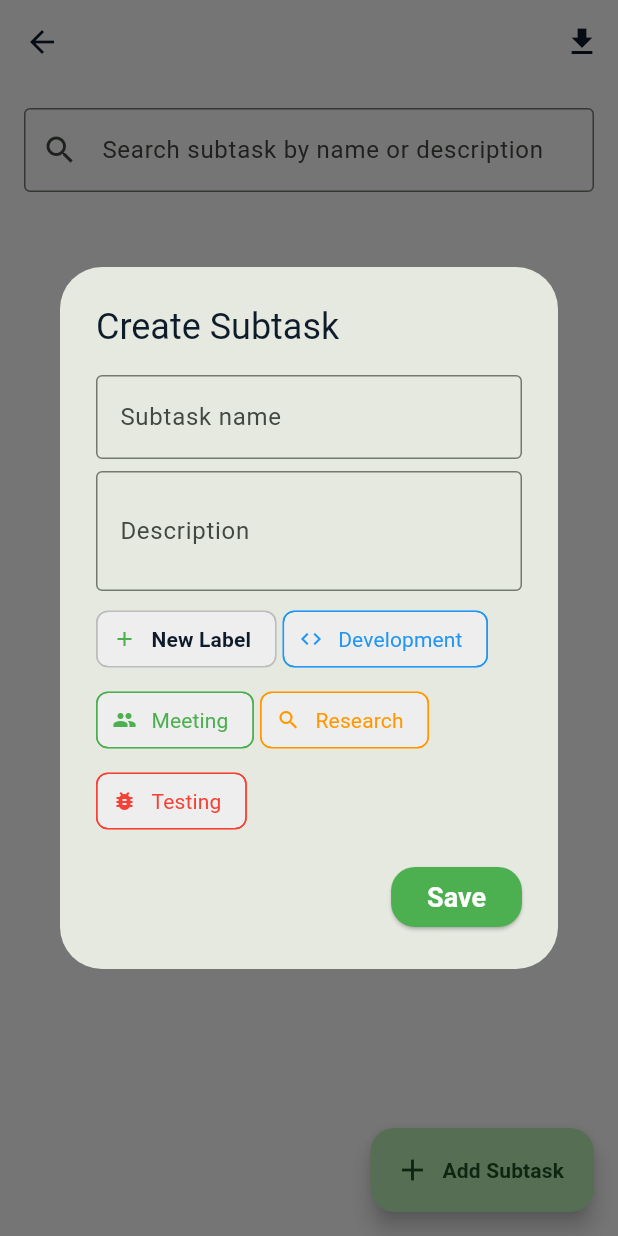
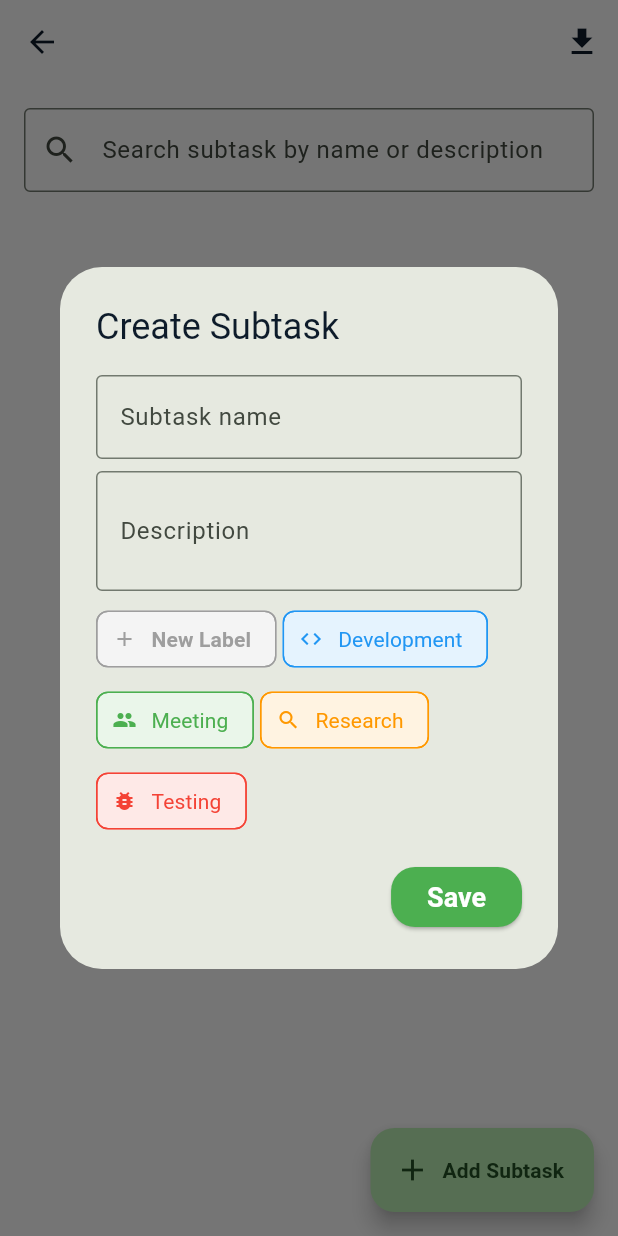
Before and after one commit to juliopaiva16/tictask, a Flutter app: the SubtaskScreen screen opened directly with empty values, after a tap on "Add Subtask", on a phone screen of 412 x 824 dp. Run offline on Flutter 3.47's test engine with Material 3 defaults, Android fonts, the phone set to English and light mode, and no system bars; our stand-ins replace csv, flutter_svg, hive; missing offline and left inert: file_selector; accounts and stored records are empty; Roboto replaces fonts that are missing (Poppins).

Commit message:
Refactor themes and icons; add theme provider for light and dark modes; update icon colors and improve UI elements

```diff
--- a/lib/main.dart
+++ b/lib/main.dart
@@ -2,23 +2,26 @@ import 'dart:io';
 
 import 'package:flutter/material.dart';
 import 'package:hive/hive.dart';
+import 'package:provider/provider.dart';
 import 'models/task.dart';
 import 'models/tag.dart';
 import 'models/time_point.dart';
 import 'models/subtask.dart';
 import 'utils/hive_utils.dart';
+import 'utils/theme_provider.dart';
 import 'views/task_list_screen.dart';
 import 'views/splash_screen.dart';
 
-final ThemeData ticTaskTheme = ThemeData(
-  // Cores principais
-  primaryColor: const Color(0xFFFFFFFF), // Fundo branco do ícone
+// Light theme
+final ThemeData ticTaskLightTheme = ThemeData(
+  // Main colors
+  primaryColor: const Color(0xFFFFFFFF), // White background of the icon
   scaffoldBackgroundColor: const Color(0xFFFFFFFF),
   canvasColor: const Color(0xFFFFFFFF),
 
-  // Cor de destaque
+  // Accent color
   colorScheme: ColorScheme.fromSeed(
-    seedColor: const Color(0xFF4CAF50), // Verde-limão do checkmark
+    seedColor: const Color(0xFF4CAF50), // Lime green for the checkmark
     primary: const Color(0xFF4CAF50),
     onPrimary: Colors.white,
     secondary: const Color(0xFF4CAF50),
@@ -27,18 +30,18 @@ final ThemeData ticTaskTheme = ThemeData(
     brightness: Brightness.light,
   ),
 
-  // Texto
+  // Text
   textTheme: const TextTheme(
     headlineLarge: TextStyle(
       fontFamily: 'Poppins',
       fontSize: 32,
       fontWeight: FontWeight.w600,
-      color: Color(0xFF0D1B2A), // texto azul escuro
+      color: Color(0xFF0D1B2A), // dark blue text
     ),
     bodyLarge: TextStyle(
       fontFamily: 'Poppins',
       fontSize: 16,
-      color: Color(0xFF2E3A59), // cinza escuro para texto secundário
+      color: Color(0xFF2E3A59), // dark gray for secondary text
     ),
     labelLarge: TextStyle(
       fontFamily: 'Poppins',
@@ -47,10 +50,10 @@ final ThemeData ticTaskTheme = ThemeData(
     ),
   ),
 
-  // Botões e interações
+  // Buttons and interactions
   elevatedButtonTheme: ElevatedButtonThemeData(
     style: ElevatedButton.styleFrom(
-      backgroundColor: const Color(0xFF4CAF50), // verde-limão
+      backgroundColor: const Color(0xFF4CAF50), // lime green
       foregroundColor: Colors.white,
       shape: RoundedRectangleBorder(borderRadius: BorderRadius.circular(16)),
       textStyle: const TextStyle(
@@ -75,16 +78,95 @@ final ThemeData ticTaskTheme = ThemeData(
     ),
   ),
 
-  // Ícones
+  // Icons
   iconTheme: const IconThemeData(
-    color: Color(0xFF4CAF50), // verde-limão para ícones destacados
+    color: Color(0xFF4CAF50), // lime green for highlighted icons
   ),
 
-  // Cursor do texto, seleção
+  // Text cursor, selection
   textSelectionTheme: const TextSelectionThemeData(
     cursorColor: Color(0xFF4CAF50),
-    selectionColor: Color(0x334CAF50), // mais suave em fundo claro
+    selectionColor: Color(0x334CAF50), // softer on light background
     selectionHandleColor: Color(0xFF4CAF50),
+  ),
+);
+
+// Dark theme
+final ThemeData ticTaskDarkTheme = ThemeData(
+  // Main colors
+  primaryColor: const Color(0xFF1F1F1F), // Dark background
+  scaffoldBackgroundColor: const Color(0xFF121212),
+  canvasColor: const Color(0xFF121212),
+
+  // Accent color
+  colorScheme: ColorScheme.fromSeed(
+    seedColor: const Color(0xFF66BB6A), // Lighter lime green for dark theme
+    primary: const Color(0xFF66BB6A),
+    onPrimary: Colors.black,
+    secondary: const Color(0xFF66BB6A),
+    surface: const Color(0xFF1F1F1F),
+    onSurface: Colors.white,
+    brightness: Brightness.dark,
+  ),
+
+  // Texto
+  textTheme: const TextTheme(
+    headlineLarge: TextStyle(
+      fontFamily: 'Poppins',
+      fontSize: 32,
+      fontWeight: FontWeight.w600,
+      color: Colors.white,
+    ),
+    bodyLarge: TextStyle(
+      fontFamily: 'Poppins',
+      fontSize: 16,
+      color: Color(0xFFD1D1D1), // light gray for secondary text
+    ),
+    labelLarge: TextStyle(
+      fontFamily: 'Poppins',
+      fontWeight: FontWeight.w600,
+      color: Colors.white,
+    ),
+  ),
+
+  // Buttons and interactions
+  elevatedButtonTheme: ElevatedButtonThemeData(
+    style: ElevatedButton.styleFrom(
+      backgroundColor: const Color(0xFF66BB6A), // lighter lime green
+      foregroundColor: Colors.black,
+      shape: RoundedRectangleBorder(borderRadius: BorderRadius.circular(16)),
+      textStyle: const TextStyle(
+        fontFamily: 'Poppins',
+        fontWeight: FontWeight.w600,
+        fontSize: 18,
+      ),
+    ),
+  ),
+
+  // AppBar
+  appBarTheme: const AppBarTheme(
+    backgroundColor: Color(0xFF1F1F1F),
+    foregroundColor: Colors.white,
+    elevation: 0,
+    centerTitle: true,
+    titleTextStyle: TextStyle(
+      fontFamily: 'Poppins',
+      fontWeight: FontWeight.w600,
+      fontSize: 20,
+      color: Colors.white,
+    ),
+  ),
+
+  // Icons
+  iconTheme: const IconThemeData(
+    color: Color(0xFF66BB6A), // lighter lime green for highlighted icons
+  ),
+
+  // Text cursor, selection
+  textSelectionTheme: const TextSelectionThemeData(
+    cursorColor: Color(0xFF66BB6A),
+    selectionColor: Color(0x3366BB6A), // softer on dark background
+    selectionHandleColor: Color(0xFF66BB6A),
   ),
 );
 
@@ -104,6 +186,7 @@ void main() async {
   try {
     await Hive.openBox<Task>('tasks');
     await Hive.openBox<Tag>('tags');
+    await Hive.openBox('app_settings'); // Box for app settings
   } catch (e) {
     print('Error opening Hive boxes: $e');
     print('Clearing database and retrying...');
@@ -129,9 +212,15 @@ void main() async {
     // Try opening the boxes again
     await Hive.openBox<Task>('tasks');
     await Hive.openBox<Tag>('tags');
+    await Hive.openBox('app_settings');
   }
 
-  runApp(const MyApp());
+  runApp(
+    ChangeNotifierProvider(
+      create: (context) => ThemeProvider(),
+      child: const MyApp(),
+    ),
+  );
 }
 
 class MyApp extends StatelessWidget {
@@ -139,10 +228,14 @@ class MyApp extends StatelessWidget {
 
   @override
   Widget build(BuildContext context) {
+    final themeProvider = Provider.of<ThemeProvider>(context);
+
     return MaterialApp(
       debugShowCheckedModeBanner: false,
       title: 'TicTask - Task Time Manager',
-      theme: ticTaskTheme,
+      theme: ticTaskLightTheme,
+      darkTheme: ticTaskDarkTheme,
+      themeMode: themeProvider.themeMode,
       home: const AppWrapper(),
     );
   }
--- a/lib/models/task.dart
+++ b/lib/models/task.dart
@@ -22,7 +22,7 @@ class Task extends HiveObject {
   @HiveField(3)
   String status;
 
-  /// List of ids das tags atribuídas a esta task.
+  /// List of tag IDs assigned to this task.
   @HiveField(4)
   List<String> tagIds;
 
--- a/lib/views/subtask_screen.dart
+++ b/lib/views/subtask_screen.dart
@@ -238,7 +238,7 @@ class _SubtaskScreenState extends State<SubtaskScreen> {
         actions: [
           IconButton(
             icon: const Icon(Icons.download),
-            tooltip: 'Exportar subtasks em CSV',
+            tooltip: 'Export subtasks to CSV',
             onPressed: () async {
               final String csvContent = CsvExporter.generateSubtasksCsv(
                 _filteredSubtasks,
--- a/lib/views/tag_selector.dart
+++ b/lib/views/tag_selector.dart
@@ -40,20 +40,28 @@ class TagSelector extends StatelessWidget {
             // Add New Tag button
             if (!readOnly && onAddNewTag != null)
               ActionChip(
-                avatar: const Icon(Icons.add, size: 16),
+                avatar: Icon(
+                  Icons.add,
+                  size: 16,
+                  color: Colors.grey[500],
+                ),
                 label: const Text('New Label'),
                 onPressed: onAddNewTag,
-                backgroundColor: Colors.grey[200],
+                backgroundColor: Colors.grey[500]!.withAlpha(30),
+                labelStyle: TextStyle(
+                  color: Colors.grey[500],
+                  fontWeight: FontWeight.bold,
+                ),
                 shape: RoundedRectangleBorder(
                   borderRadius: BorderRadius.circular(8),
-                  side: BorderSide(color: Colors.grey[400]!),
+                  side: BorderSide(color: Colors.grey[500]!),
                 ),
               ),
             ...availableTags.map((tag) {
               final isSelected = selectedTags.contains(tag);
               final chipColor = isSelected
-                  ? tag.color.withAlpha(51)
-                  : Colors.grey[200];
+                  ? tag.color.withAlpha(100)
+                  : tag.color.withAlpha(30);
               final borderColor = tag.color;
               final textColor = tag.color;
               final borderRadius = BorderRadius.circular(8); // Less rounded
--- a/pubspec.yaml
+++ b/pubspec.yaml
@@ -41,6 +41,7 @@ dependencies:
   csv: ^6.0.0
   file_selector: ^1.0.3
   flutter_svg: ^2.0.10+1
+  provider: ^6.1.2
 
 dev_dependencies:
   flutter_test:
```
Also changed, not shown: lib/utils/theme_provider.dart (added, +79 -0 lines), lib/views/splash_screen.dart (+8 -1 lines), lib/views/task_list_screen.dart (+27 -6 lines), assets/images/icon_dark.svg, assets/images/icon_light.svg, assets/images/logo_dark.svg, assets/images/logo_light.svg, pubspec.lock, 1 other file.
